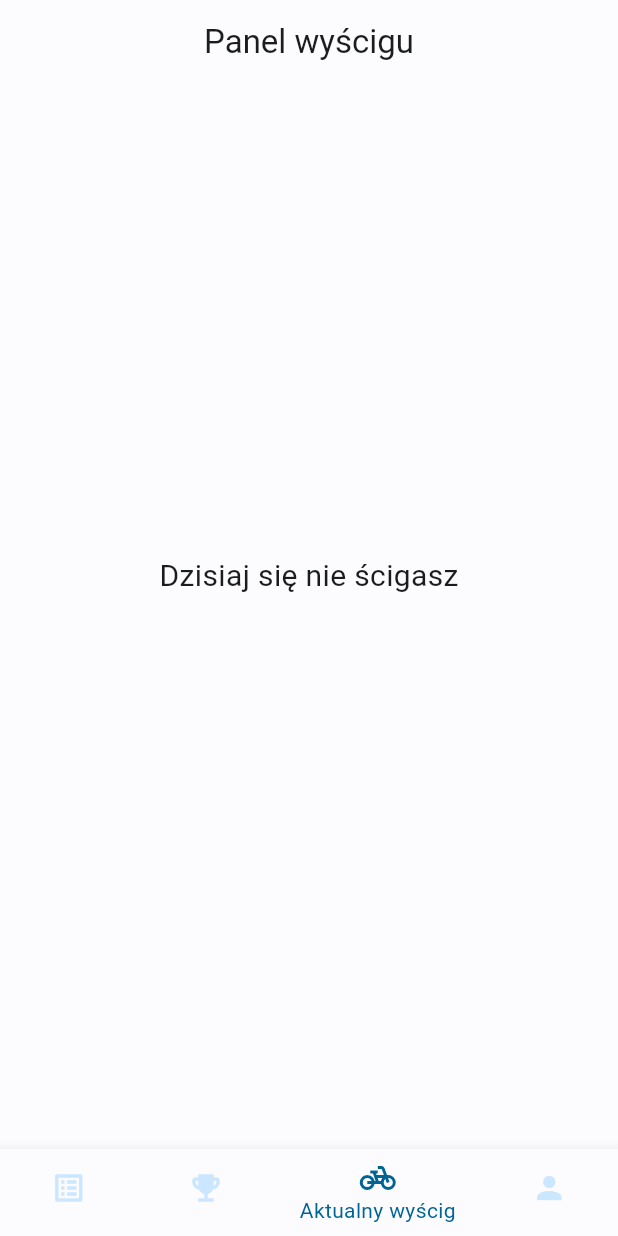
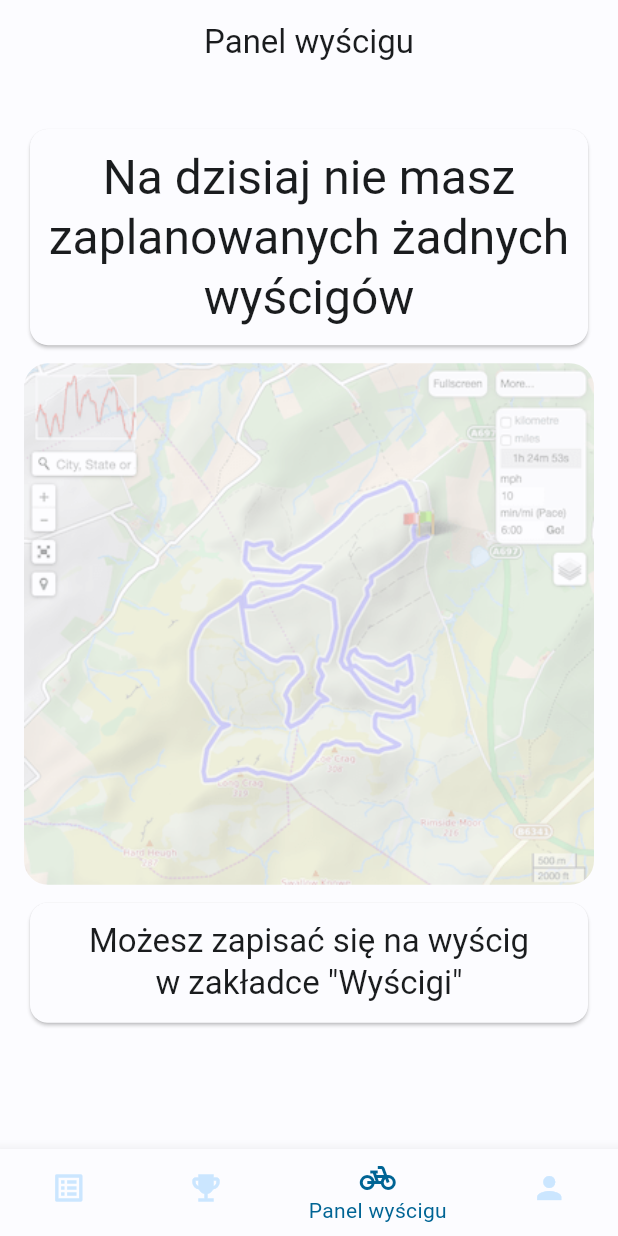
Before and after one commit to SNURTEL/sigmacats-mobile, a Flutter app: the RaceParticipation screen opened by its route, on a phone screen of 412 x 824 dp. Run offline on Flutter 3.47's test engine with Material 2 defaults, Android fonts, the phone set to English and light mode, and no system bars; network calls fail.

Commit message:
finished RaceParticipation (race pending and ended)

```diff
--- a/lib/BottomNavigationBar.dart
+++ b/lib/BottomNavigationBar.dart
@@ -24,7 +24,7 @@ class BottomNavigationBarWidget extends StatelessWidget {
         ),
         BottomNavigationBarItem(
           icon: Icon(Icons.pedal_bike, color: currentIndex == 2 ? Theme.of(context).primaryColor : Theme.of(context).colorScheme.primaryContainer),
-          label: 'Aktualny wyścig',
+          label: 'Panel wyścigu',
         ),
         BottomNavigationBarItem(
           icon: Icon(Icons.person, color: currentIndex == 3 ? Theme.of(context).primaryColor : Theme.of(context).colorScheme.primaryContainer),
--- a/lib/RaceParticipation.dart
+++ b/lib/RaceParticipation.dart
@@ -121,10 +121,62 @@ class _RaceParticipationState extends State<RaceParticipation> {
     return Column(
       mainAxisAlignment: MainAxisAlignment.center,
       children: [
-        Text(
-          'Dzisiaj się nie ścigasz',
-          style: TextStyle(fontSize: 20.0),
+        Column(
+          children: [
+            Container(
+              width: double.infinity,
+              child: Card(
+                child: Padding(
+                  padding: const EdgeInsets.all(12.0),
+                  child: Column(
+                    crossAxisAlignment: CrossAxisAlignment.center,
+                    children: [
+                      Text(
+                        'Na dzisiaj nie masz zaplanowanych żadnych wyścigów',
+                        style: Theme.of(context).textTheme.headlineLarge,
+                        textAlign: TextAlign.center,
+                      ),
+                    ],
+                  ),
+                ),
+              ),
+            ),
+            SizedBox(height: 8.0),
+            ClipRRect(
+              borderRadius: BorderRadius.circular(16.0),
+              child: ColorFiltered(
+                colorFilter: ColorFilter.mode(
+                  Theme.of(context).colorScheme.surface.withOpacity(0.62),
+                  BlendMode.srcOver,
+                ),
+                child: Image.asset(
+                  'lib/sample_image.png',
+                  fit: BoxFit.fitWidth,
+                ),
+              ),
+            ),
+            SizedBox(height: 8.0),
+            Container(
+              width: double.infinity,
+              child: Card(
+                child: Padding(
+                  padding: const EdgeInsets.all(12.0),
+                  child: Column(
+                    crossAxisAlignment: CrossAxisAlignment.center,
+                    children: [
+                      Text(
+                        'Możesz zapisać się na wyścig\nw zakładce "Wyścigi"',
+                        style: Theme.of(context).textTheme.titleLarge,
+                        textAlign: TextAlign.center,
+                      ),
+                    ],
+                  ),
+                ),
+              ),
+            ),
+          ],
         ),
+        // Additional widgets for pending status if needed
       ],
     );
   }
@@ -209,7 +261,57 @@ class _RaceParticipationState extends State<RaceParticipation> {
       );
     } else if (race.status == 'in_progress') {
       // Display the existing column for in-progress status
-      return buildInProgressRaceWidget(race);
+      return Column(
+        mainAxisAlignment: MainAxisAlignment.center,
+        children: [
+          Column(
+            children: [
+              Container(
+                width: double.infinity,
+                child: Card(
+                  child: Padding(
+                    padding: const EdgeInsets.all(12.0),
+                    child: Column(
+                      crossAxisAlignment: CrossAxisAlignment.center,
+                      children: [
+                        Text(
+                          race.name,
+                          style: Theme.of(context).textTheme.headlineLarge,
+                        ),
+                      ],
+                    ),
+                  ),
+                ),
+              ),
+              SizedBox(height: 16.0),
+              ClipRRect(
+                borderRadius: BorderRadius.circular(16.0),
+                child: Image.asset(
+                  'lib/sample_image.png',
+                  fit: BoxFit.fitWidth,
+                ),
+              ),
+              SizedBox(height: 16.0),
+              ElevatedButton(
+                onPressed: () {
+                  // Toggle the raceStarted variable
+                  setState(() {
+                    raceStarted = !raceStarted;
+                  });
+                },
+                style: ElevatedButton.styleFrom(
+                  fixedSize: const Size(double.infinity, 50.0), // Set the height to 50.0
+                ),
+                child: Text(
+                    raceStarted ? 'Zakończ wyścig' : 'Rozpocznij wyścig!',
+                    style: TextStyle(fontSize: 20.0, fontWeight: FontWeight.bold)
+                ),
+              ),
+            ],
+          ),
+          // Additional widgets for pending status if needed
+        ],
+      );
     } else if (race.status == 'ended') {
       return Column(
         mainAxisAlignment: MainAxisAlignment.center,
@@ -225,30 +327,6 @@ class _RaceParticipationState extends State<RaceParticipation> {
       // Handle other status scenarios if needed
       return buildDefaultWidget();
     }
-  }
-
-
-  Widget buildInProgressRaceWidget(Race race) {
-    // Use your existing code to display the in-progress race
-    return Column(
-      mainAxisAlignment: MainAxisAlignment.center,
-      children: [
-        Text(
-          'You have started the race!',
-          style: TextStyle(fontSize: 20.0),
-        ),
-        SizedBox(height: 20.0),
-        ElevatedButton(
-          onPressed: () {
-            // Toggle the raceStarted variable
-            setState(() {
-              raceStarted = !raceStarted;
-            });
-          },
-          child: Text(raceStarted ? 'Stop' : 'Start'),
-        ),
-      ],
-    );
   }
 }
 
```
